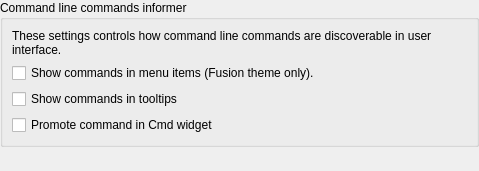
Before: the Qt Designer form librecad/src/ui/dialogs/settings/options_general/pages/application/lc_settings_page_command_line.ui in sand1024/LibreCAD, drawn with Qt 5.
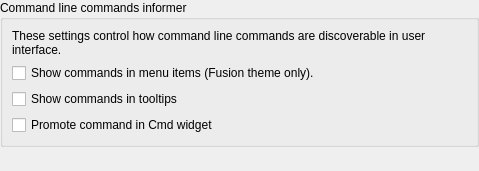
After: the same form once the commit is applied.

Patch:
```diff
--- a/librecad/src/ui/dialogs/settings/options_general/pages/application/lc_settings_page_command_line.ui
+++ b/librecad/src/ui/dialogs/settings/options_general/pages/application/lc_settings_page_command_line.ui
@@ -45,7 +45,7 @@
       <item row="0" column="0" colspan="2">
        <widget class="QLabel" name="label">
         <property name="text">
-         <string>These settings controls how command line commands are discoverable in user interface.</string>
+         <string>These settings control how command line commands are discoverable in user interface.</string>
         </property>
         <property name="wordWrap">
          <bool>true</bool>
```
